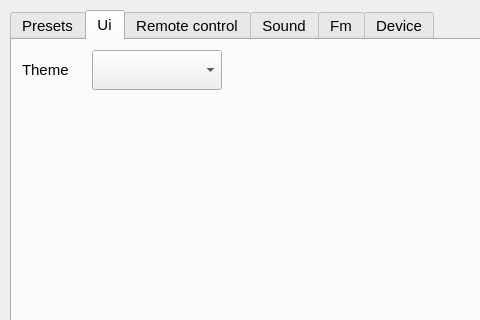
This is settings.ui in marcogrecopriolo/guglielmo as Qt 5 draws it before an edit; both pictures show x 0 to 480 and y 0 to 320 of the 565 by 420 pixel window. The edited form follows.
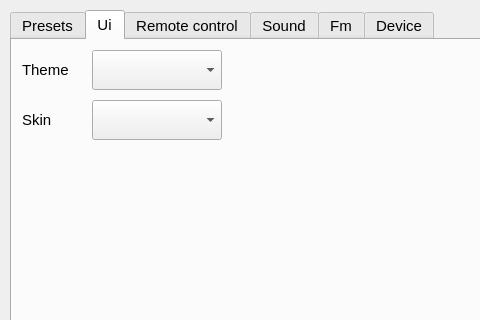
This is the edited form. The open tabs and pages were chosen to show the change. Custom widgets are drawn as their Qt base class.

Commit message: add simple skins engine

What changed in the file:
```diff
--- a/settings.ui
+++ b/settings.ui
@@ -298,6 +298,39 @@
       <string>Theme</string>
      </property>
     </widget>
+    <widget class="QComboBox" name="skinComboBox">
+     <property name="geometry">
+      <rect>
+       <x>80</x>
+       <y>60</y>
+       <width>130</width>
+       <height>40</height>
+      </rect>
+     </property>
+     <property name="font">
+      <font>
+       <pointsize>11</pointsize>
+      </font>
+     </property>
+    </widget>
+    <widget class="QLabel" name="skinLabel">
+     <property name="geometry">
+      <rect>
+       <x>10</x>
+       <y>60</y>
+       <width>60</width>
+       <height>40</height>
+      </rect>
+     </property>
+     <property name="font">
+      <font>
+       <pointsize>11</pointsize>
+      </font>
+     </property>
+     <property name="text">
+      <string>Skin</string>
+     </property>
+    </widget>
    </widget>
    <widget class="QWidget" name="remoteTab">
     <attribute name="title">
```
The commit also changes 20 other files.
